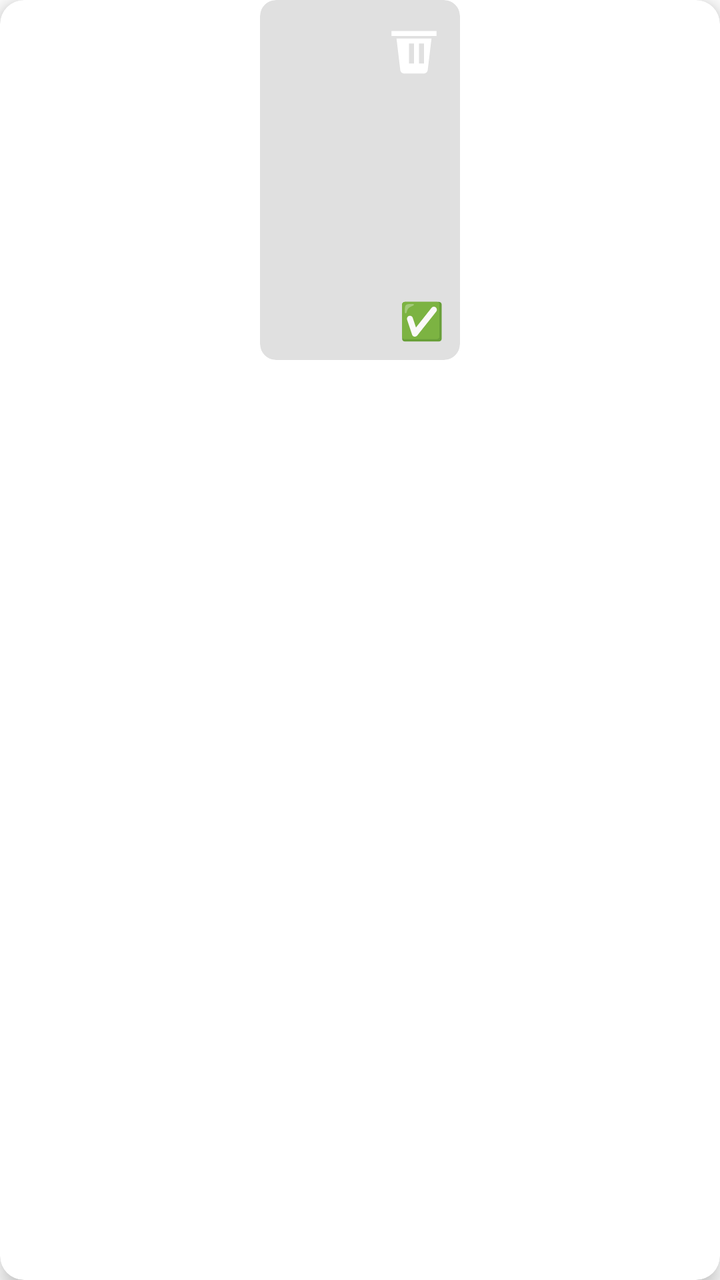
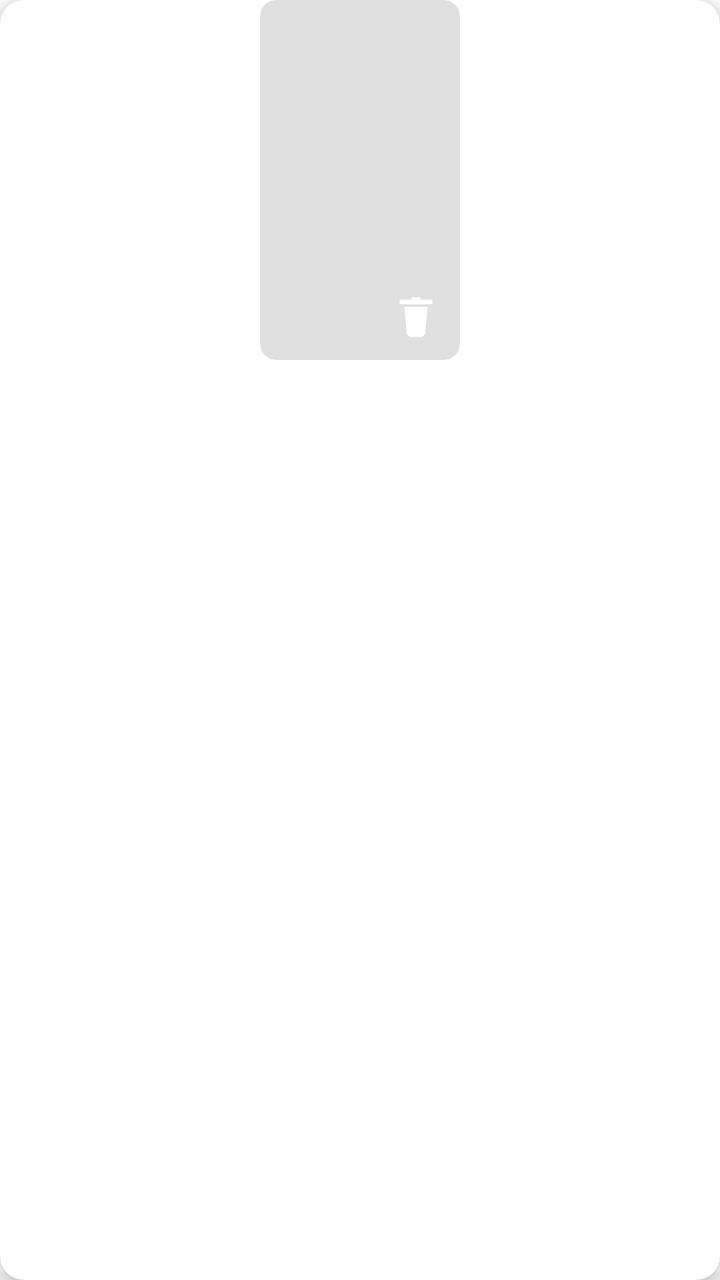

The first picture is an Android layout as it rendered before a commit; the second is the same layout after the commit. The layout source and the unified diff follow.
<!-- AndroidManifest.xml: application theme Theme.WhatsDownloadPlus -->
<!-- res/layout/item_downloaded_files.xml -->
<androidx.cardview.widget.CardView xmlns:android="http://schemas.android.com/apk/res/android"
    xmlns:app="http://schemas.android.com/apk/res-auto"
    android:layout_width="wrap_content"
    android:layout_height="wrap_content"
    android:layout_margin="8dp"
    app:cardCornerRadius="12dp"
    app:cardElevation="6dp"
    app:cardBackgroundColor="@android:color/white">

    <androidx.constraintlayout.widget.ConstraintLayout
        android:layout_width="match_parent"
        android:layout_height="wrap_content">

        
        <ImageView
            android:id="@+id/imageThumb"
            android:layout_width="100dp"
            android:layout_height="180dp"
            android:scaleType="centerCrop"
            android:background="@drawable/image_bg"
            android:contentDescription="@string/app_name"
            android:clipToOutline="true"
            app:layout_constraintTop_toTopOf="parent"
            app:layout_constraintStart_toStartOf="parent"
            app:layout_constraintEnd_toEndOf="parent"
            app:layout_constraintBottom_toBottomOf="parent"/>

        
        <TextView
            android:id="@+id/downloadStatus"
            android:layout_width="wrap_content"
            android:layout_height="wrap_content"
            android:text="✅"
            android:textSize="18sp"
            android:visibility="visible"
            android:layout_margin="8dp"
            app:layout_constraintBottom_toBottomOf="@id/imageThumb"
            app:layout_constraintEnd_toEndOf="@id/imageThumb"/>

        
        <ImageView
            android:id="@+id/videoIcon"
            android:layout_width="30dp"
            android:layout_height="30dp"
            android:layout_margin="8dp"
            android:src="@drawable/ic_video"
            android:visibility="gone"
            app:layout_constraintStart_toStartOf="@id/imageThumb"
            app:layout_constraintTop_toTopOf="@id/imageThumb"/>

        
        <ImageView
            android:id="@+id/deleteIcon"
            android:layout_width="30dp"
            android:layout_height="30dp"
            android:layout_margin="8dp"
            android:src="@drawable/ic_delete"
            android:contentDescription="Delete"
            app:layout_constraintEnd_toEndOf="@id/imageThumb"
            app:layout_constraintTop_toTopOf="@id/imageThumb"/>
    </androidx.constraintlayout.widget.ConstraintLayout>
</androidx.cardview.widget.CardView>
<!-- resources referenced by this layout -->
<resources>
  <!-- drawable ic_delete (drawable) -->
  <vector xmlns:android="http://schemas.android.com/apk/res/android"
      android:width="24dp"
      android:height="24dp"
      android:viewportWidth="24"
      android:viewportHeight="24">
  
      
      <path
          android:fillColor="#FFFFFF"
          android:pathData="M3,6h18v2H3V6zm2,3h14l-1.5,12.5c-0.1,1 -0.9,1.5 -1.5,1.5H8c-0.6,0 -1.4-0.5 -1.5-1.5L5,9zm5,2v8h2v-8H10zm4,0v8h2v-8h-2z"/>
  
  </vector>
  <!-- drawable ic_video (drawable) -->
  <vector xmlns:android="http://schemas.android.com/apk/res/android"
      android:width="24dp"
      android:height="24dp"
      android:viewportWidth="24"
      android:viewportHeight="24">
      <path
          android:fillColor="#E91E63"
          android:pathData="M17,10.5V7A2,2 0 0,0 15,5H5A2,2 0 0,0 3,7V17A2,2 0 0,0 5,19H15A2,2 0 0,0 17,17V13.5L21,17V7L17,10.5Z" />
  </vector>
  <!-- drawable image_bg (drawable) -->
  <shape xmlns:android="http://schemas.android.com/apk/res/android" android:shape="rectangle">
      <corners android:radius="8dp" />
      <solid android:color="#E0E0E0" />
  </shape>
  <string name="app_name">Whats Download Plus</string>
  <style name="Theme.WhatsDownloadPlus" parent="Theme.MaterialComponents.DayNight.NoActionBar">
          
          <item name="colorPrimary">@color/whatsapp_green</item>
          <item name="colorPrimaryVariant">@color/whatsapp_dark_green</item>
          <item name="colorOnPrimary">@android:color/white</item>
  
          
          <item name="colorSecondary">@color/teal_200</item>
          <item name="colorSecondaryVariant">@color/teal_700</item>
          <item name="colorOnSecondary">@android:color/white</item>
  
          
          <item name="android:windowBackground">@color/white</item>
          <item name="android:navigationBarColor">@color/whatsapp_green</item>
          <item name="android:statusBarColor">@color/whatsapp_dark_green</item>
  
          
          <item name="android:textColor">@android:color/black</item>
          <item name="android:colorBackground">@color/white</item>
      </style>
  <color name="whatsapp_green">#075E54</color>
  <color name="whatsapp_dark_green">#054C44</color>
  <color name="teal_200">#FF03DAC5</color>
  <color name="teal_700">#FF018786</color>
  <color name="white">#FFFFFFFF</color>
</resources>

<!-- the commit's change to res/layout/item_downloaded_files.xml (unified diff, before → after) -->
@@ -18,45 +18,36 @@
             android:layout_height="180dp"
             android:scaleType="centerCrop"
             android:background="@drawable/image_bg"
+            android:clipToOutline="true"
             android:contentDescription="@string/app_name"
-            android:clipToOutline="true"
             app:layout_constraintTop_toTopOf="parent"
             app:layout_constraintStart_toStartOf="parent"
             app:layout_constraintEnd_toEndOf="parent"
-            app:layout_constraintBottom_toBottomOf="parent"/>
+            app:layout_constraintBottom_toBottomOf="parent" />
 
         
-        <TextView
-            android:id="@+id/downloadStatus"
-            android:layout_width="wrap_content"
-            android:layout_height="wrap_content"
-            android:text="✅"
-            android:textSize="18sp"
-            android:visibility="visible"
+        <ImageView
+            android:id="@+id/deleteIcon"
+            android:layout_width="28dp"
+            android:layout_height="28dp"
             android:layout_margin="8dp"
+            android:src="@drawable/ic_delete"
+            android:contentDescription="Delete"
             app:layout_constraintBottom_toBottomOf="@id/imageThumb"
-            app:layout_constraintEnd_toEndOf="@id/imageThumb"/>
+            app:layout_constraintEnd_toEndOf="@id/imageThumb" />
 
         
         <ImageView
             android:id="@+id/videoIcon"
-            android:layout_width="30dp"
-            android:layout_height="30dp"
-            android:layout_margin="8dp"
-            android:src="@drawable/ic_video"
+            android:layout_width="40dp"
+            android:layout_height="40dp"
+            android:src="@drawable/ic_play"
             android:visibility="gone"
+            android:alpha="0.90"
             app:layout_constraintStart_toStartOf="@id/imageThumb"
-            app:layout_constraintTop_toTopOf="@id/imageThumb"/>
+            app:layout_constraintEnd_toEndOf="@id/imageThumb"
+            app:layout_constraintTop_toTopOf="@id/imageThumb"
+            app:layout_constraintBottom_toBottomOf="@id/imageThumb" />
 
-        
-        <ImageView
-            android:id="@+id/deleteIcon"
-            android:layout_width="30dp"
-            android:layout_height="30dp"
-            android:layout_margin="8dp"
-            android:src="@drawable/ic_delete"
-            android:contentDescription="Delete"
-            app:layout_constraintEnd_toEndOf="@id/imageThumb"
-            app:layout_constraintTop_toTopOf="@id/imageThumb"/>
     </androidx.constraintlayout.widget.ConstraintLayout>
 </androidx.cardview.widget.CardView>
<!-- resource entries referenced after the edit -->
@@ -2,26 +2,47 @@
 <resources>
   <!-- drawable ic_delete (drawable) -->
   <vector xmlns:android="http://schemas.android.com/apk/res/android"
-      android:width="24dp"
-      android:height="24dp"
+      android:width="26dp"
+      android:height="26dp"
       android:viewportWidth="24"
       android:viewportHeight="24">
   
       
       <path
           android:fillColor="#FFFFFF"
-          android:pathData="M3,6h18v2H3V6zm2,3h14l-1.5,12.5c-0.1,1 -0.9,1.5 -1.5,1.5H8c-0.6,0 -1.4-0.5 -1.5-1.5L5,9zm5,2v8h2v-8H10zm4,0v8h2v-8h-2z"/>
+          android:pathData="M7,8h10l-1,11c-0.1,1 -0.9,2 -2,2H10c-1.1,0 -1.9,-1 -2,-2L7,8z"/>
   
+      
+      <path
+          android:fillColor="#FFFFFF"
+          android:pathData="M5,5h14v2H5z"/>
+  
+      
+      <path
+          android:fillColor="#FFFFFF"
+          android:pathData="M10,4h4v1h-4z"/>
   </vector>
-  <!-- drawable ic_video (drawable) -->
+  <!-- drawable ic_play (drawable) -->
   <vector xmlns:android="http://schemas.android.com/apk/res/android"
-      android:width="24dp"
-      android:height="24dp"
-      android:viewportWidth="24"
-      android:viewportHeight="24">
+      android:width="64dp"
+      android:height="64dp"
+      android:viewportWidth="64"
+      android:viewportHeight="64">
+  
+      
       <path
-          android:fillColor="#E91E63"
-          android:pathData="M17,10.5V7A2,2 0 0,0 15,5H5A2,2 0 0,0 3,7V17A2,2 0 0,0 5,19H15A2,2 0 0,0 17,17V13.5L21,17V7L17,10.5Z" />
+          android:fillColor="#66000000"
+          android:pathData="M32,0
+                            A32,32 0 1,1 31.999,0
+                            Z" />
+  
+      
+      <path
+          android:fillColor="#FFFFFF"
+          android:pathData="M26,20
+                            L46,32
+                            L26,44
+                            Z" />
   </vector>
   <!-- drawable image_bg (drawable) -->
   <shape xmlns:android="http://schemas.android.com/apk/res/android" android:shape="rectangle">
